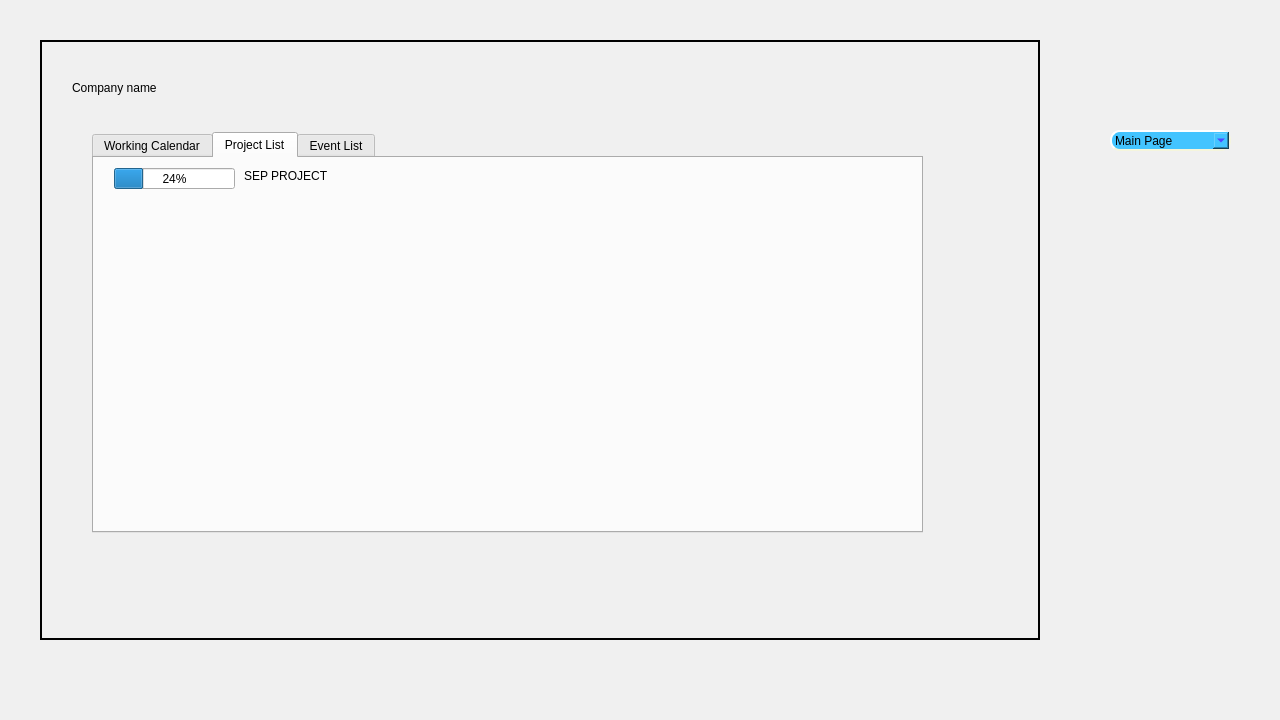
Qt form mainForm.ui (punparin/MBM) before a commit.
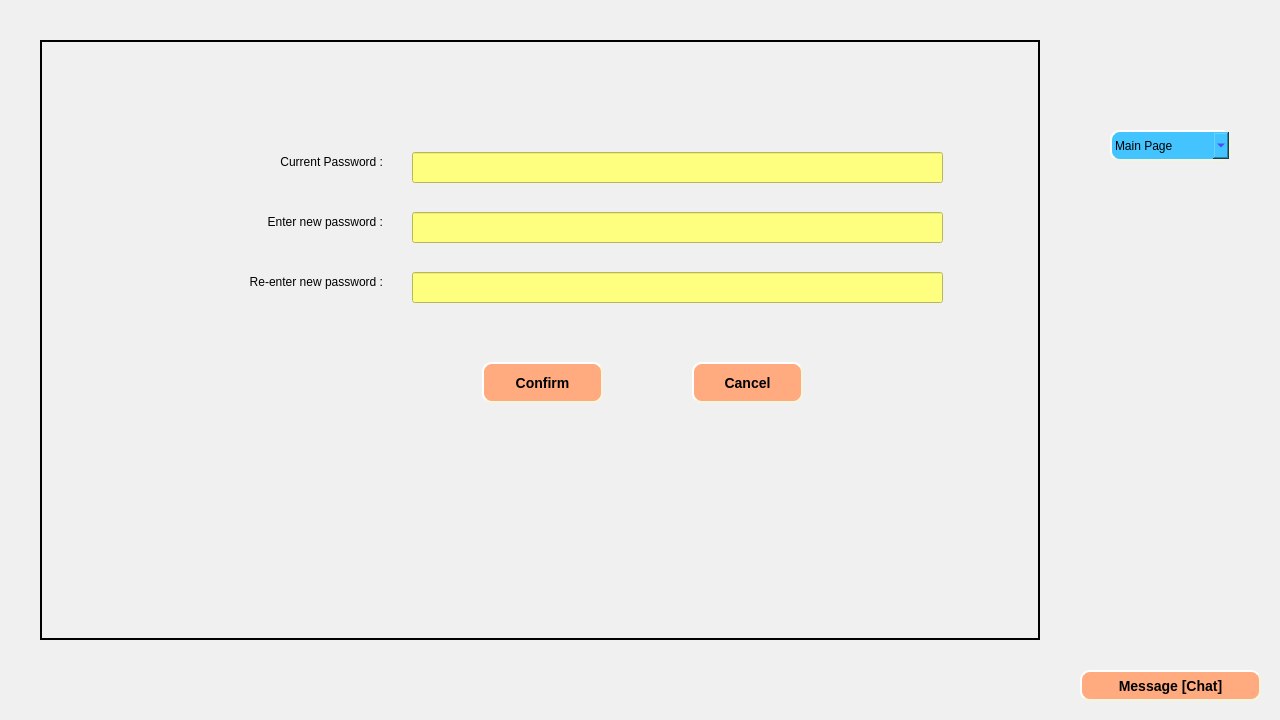
The same form after that commit. The open tabs and pages were chosen to show the change. Icons and pictures are not drawn.

```diff
--- a/mainForm.ui
+++ b/mainForm.ui
@@ -481,7 +481,7 @@
      <x>1110</x>
      <y>130</y>
      <width>121</width>
-     <height>21</height>
+     <height>31</height>
     </rect>
    </property>
    <property name="palette">
@@ -1499,6 +1499,151 @@
      </property>
     </widget>
    </widget>
+   <widget class="QWidget" name="change_password">
+    <property name="styleSheet">
+     <string notr="true">QWidget {background-image: url(Images/widget.png) }
+</string>
+    </property>
+    <widget class="QPushButton" name="confirm_password_button">
+     <property name="geometry">
+      <rect>
+       <x>440</x>
+       <y>320</y>
+       <width>121</width>
+       <height>41</height>
+      </rect>
+     </property>
+     <property name="cursor">
+      <cursorShape>PointingHandCursor</cursorShape>
+     </property>
+     <property name="text">
+      <string>Confirm</string>
+     </property>
+    </widget>
+    <widget class="QPushButton" name="cancel_password_button">
+     <property name="geometry">
+      <rect>
+       <x>650</x>
+       <y>320</y>
+       <width>111</width>
+       <height>41</height>
+      </rect>
+     </property>
+     <property name="cursor">
+      <cursorShape>PointingHandCursor</cursorShape>
+     </property>
+     <property name="text">
+      <string>Cancel</string>
+     </property>
+    </widget>
+    <widget class="QLabel" name="label_18">
+     <property name="geometry">
+      <rect>
+       <x>170</x>
+       <y>110</y>
+       <width>171</width>
+       <height>20</height>
+      </rect>
+     </property>
+     <property name="text">
+      <string>&lt;html&gt;&lt;head/&gt;&lt;body&gt;&lt;p align=&quot;right&quot;&gt;Current Password :&lt;/p&gt;&lt;/body&gt;&lt;/html&gt;</string>
+     </property>
+    </widget>
+    <widget class="QLabel" name="label_19">
+     <property name="geometry">
+      <rect>
+       <x>170</x>
+       <y>170</y>
+       <width>171</width>
+       <height>20</height>
+      </rect>
+     </property>
+     <property name="text">
+      <string>&lt;html&gt;&lt;head/&gt;&lt;body&gt;&lt;p align=&quot;right&quot;&gt;Enter new password :&lt;/p&gt;&lt;/body&gt;&lt;/html&gt;</string>
+     </property>
+    </widget>
+    <widget class="QLabel" name="label_20">
+     <property name="geometry">
+      <rect>
+       <x>140</x>
+       <y>230</y>
+       <width>201</width>
+       <height>20</height>
+      </rect>
+     </property>
+     <property name="text">
+      <string>&lt;html&gt;&lt;head/&gt;&lt;body&gt;&lt;p align=&quot;right&quot;&gt;Re-enter new password :&lt;/p&gt;&lt;/body&gt;&lt;/html&gt;</string>
+     </property>
+    </widget>
+    <widget class="QLabel" name="warn_change_label">
+     <property name="geometry">
+      <rect>
+       <x>250</x>
+       <y>270</y>
+       <width>671</width>
+       <height>31</height>
+      </rect>
+     </property>
+     <property name="text">
+      <string>&lt;html&gt;&lt;head/&gt;&lt;body&gt;&lt;p align=&quot;center&quot;&gt;&lt;br/&gt;&lt;/p&gt;&lt;/body&gt;&lt;/html&gt;</string>
+     </property>
+    </widget>
+    <widget class="QLineEdit" name="cur_password">
+     <property name="geometry">
+      <rect>
+       <x>370</x>
+       <y>110</y>
+       <width>531</width>
+       <height>31</height>
+      </rect>
+     </property>
+     <property name="styleSheet">
+      <string notr="true">QLineEdit { background-color: rgb(255, 255, 127) }</string>
+     </property>
+    </widget>
+    <widget class="QLineEdit" name="new_password">
+     <property name="geometry">
+      <rect>
+       <x>370</x>
+       <y>170</y>
+       <width>531</width>
+       <height>31</height>
+      </rect>
+     </property>
+     <property name="styleSheet">
+      <string notr="true">QLineEdit { background-color: rgb(255, 255, 127) }</string>
+     </property>
+    </widget>
+    <widget class="QLineEdit" name="re_password">
+     <property name="geometry">
+      <rect>
+       <x>370</x>
+       <y>230</y>
+       <width>531</width>
+       <height>31</height>
+      </rect>
+     </property>
+     <property name="styleSheet">
+      <string notr="true">QLineEdit { background-color: rgb(255, 255, 127) }</string>
+     </property>
+    </widget>
+   </widget>
+  </widget>
+  <widget class="QPushButton" name="pushButton">
+   <property name="geometry">
+    <rect>
+     <x>1080</x>
+     <y>670</y>
+     <width>181</width>
+     <height>31</height>
+    </rect>
+   </property>
+   <property name="cursor">
+    <cursorShape>PointingHandCursor</cursorShape>
+   </property>
+   <property name="text">
+    <string>Message [Chat]</string>
+   </property>
   </widget>
  </widget>
  <resources/>
```
Left out of the diff: 83 changed lines with no effect on the pictures.
